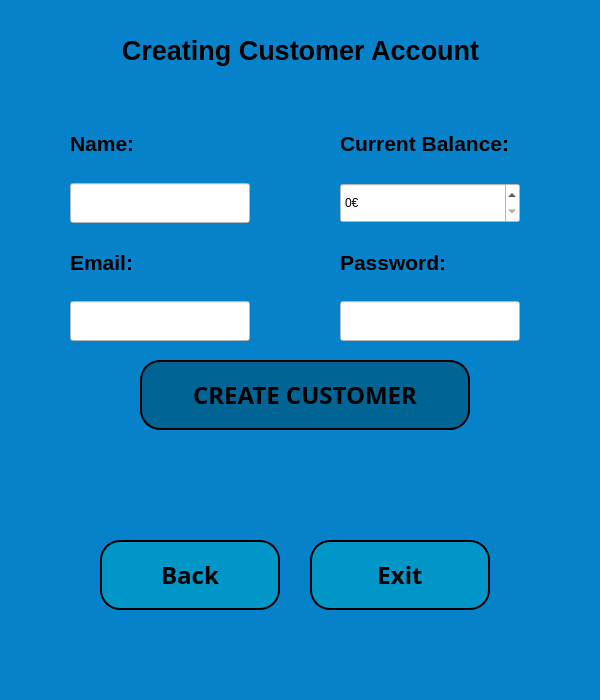
melikkekaya/BankingApp_SQL, file admin_createCS_window.ui: the form before one commit.
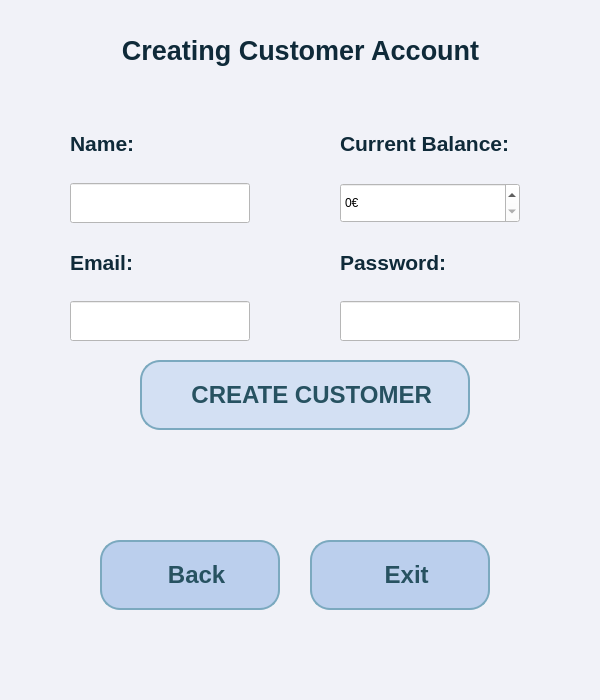
The form after the commit. Icons and pictures are not drawn.

Patch:
```diff
--- a/admin_createCS_window.ui
+++ b/admin_createCS_window.ui
@@ -14,7 +14,7 @@
    <string>Admin Window</string>
   </property>
   <property name="styleSheet">
-   <string notr="true">background-color: rgb(5, 130, 202);</string>
+   <string notr="true">background-color: rgb(241, 242, 248);</string>
   </property>
   <widget class="QWidget" name="centralwidget">
    <widget class="QLabel" name="admincswdw_lbl_heading">
@@ -28,12 +28,15 @@
     </property>
     <property name="font">
      <font>
-      <family>MS Shell Dlg 2</family>
+      <family>Arial</family>
       <pointsize>20</pointsize>
       <weight>75</weight>
       <bold>true</bold>
      </font>
     </property>
+    <property name="styleSheet">
+     <string notr="true">color: rgb(15, 42, 57);</string>
+    </property>
     <property name="text">
      <string>Creating Customer Account</string>
     </property>
@@ -64,7 +67,7 @@
     </property>
     <property name="font">
      <font>
-      <family>Bahnschrift SemiBold</family>
+      <family>Arial</family>
       <pointsize>18</pointsize>
       <weight>75</weight>
       <bold>true</bold>
@@ -72,24 +75,28 @@
     </property>
     <property name="styleSheet">
      <string notr="true">QPushButton{
-	background-color: rgb(0, 100, 148);
-
-border:2px solid rgb(0, 150, 199);
-border-radius:20px;
-border-color:black;
+color: rgb(39, 82, 97);
+background-color: rgb(211, 224, 243);
+border:2px solid rgb(123, 169, 191);
+border-radius:20px
 }
+
 QPushButton:hover {
      background-color: rgb(202, 240, 248);
      border:2px solid rgb(0, 150, 199);
 }</string>
     </property>
     <property name="text">
-     <string>CREATE CUSTOMER</string>
+     <string>  CREATE CUSTOMER</string>
+    </property>
+    <property name="icon">
+     <iconset>
+      <normaloff>icons/settings.png</normaloff>icons/settings.png</iconset>
     </property>
     <property name="iconSize">
      <size>
-      <width>16</width>
-      <height>16</height>
+      <width>50</width>
+      <height>50</height>
      </size>
     </property>
    </widget>
@@ -122,31 +129,38 @@
     </property>
     <property name="font">
      <font>
-      <family>Bahnschrift SemiBold</family>
+      <family>Arial</family>
       <pointsize>18</pointsize>
       <weight>75</weight>
       <bold>true</bold>
      </font>
     </property>
     <property name="styleSheet">
-     <string notr="true">QPushButton {
-background-color: rgb(0, 150, 199);
-   border-color: rgb(66, 167, 255);
-   border-bottom-color: rgb(255, 255, 255);
-   border:2px solid rgb(202, 240, 248);
-   border-radius:20px;
-   border-color: black;
+     <string notr="true">QPushButton{
+color: rgb(39, 82, 97);
+background-color: rgb(187, 207, 237);
+border:2px solid rgb(123, 169, 191);
+border-radius:20px
 }
 
 QPushButton:hover {
      background-color: rgb(202, 240, 248);
      border:2px solid rgb(202, 240, 248);
 }
-    
    </string>
     </property>
     <property name="text">
-     <string>Back</string>
+     <string>  Back</string>
+    </property>
+    <property name="icon">
+     <iconset>
+      <normaloff>icons/back-arrow.png</normaloff>icons/back-arrow.png</iconset>
+    </property>
+    <property name="iconSize">
+     <size>
+      <width>40</width>
+      <height>40</height>
+     </size>
     </property>
    </widget>
    <widget class="QPushButton" name="admincswdw_btn_exit">
@@ -172,31 +186,37 @@
     </property>
     <property name="font">
      <font>
-      <family>Bahnschrift SemiBold</family>
+      <family>Arial</family>
       <pointsize>18</pointsize>
       <weight>75</weight>
       <bold>true</bold>
      </font>
     </property>
     <property name="styleSheet">
-     <string notr="true">QPushButton {
-background-color: rgb(0, 150, 199);
-   border-color: rgb(66, 167, 255);
-   border-bottom-color: rgb(255, 255, 255);
-   border:2px solid rgb(202, 240, 248);
-   border-radius:20px;
-   border-color: black;
+     <string notr="true">QPushButton{
+color: rgb(39, 82, 97);
+background-color: rgb(187, 207, 237);
+border:2px solid rgb(123, 169, 191);
+border-radius:20px
 }
 
 QPushButton:hover {
-     background-color: rgb(202, 240, 248);
-     border:2px solid rgb(202, 240, 248);
-}
-    
-   </string>
+     background-color: rgb(225, 229, 241);
+     border:2px solid rgb(196, 218, 245);
+}</string>
     </property>
     <property name="text">
-     <string>Exit</string>
+     <string>  Exit</string>
+    </property>
+    <property name="icon">
+     <iconset>
+      <normaloff>icons/log-out.png</normaloff>icons/log-out.png</iconset>
+    </property>
+    <property name="iconSize">
+     <size>
+      <width>40</width>
+      <height>40</height>
+     </size>
     </property>
    </widget>
    <widget class="QLabel" name="admincswdw_lbl_result">
@@ -242,12 +262,15 @@
       <widget class="QLabel" name="admincswdw_lbl_name">
        <property name="font">
         <font>
-         <family>MS Shell Dlg 2</family>
+         <family>Arial</family>
          <pointsize>16</pointsize>
          <weight>75</weight>
          <bold>true</bold>
         </font>
        </property>
+       <property name="styleSheet">
+        <string notr="true">color: rgb(15, 42, 57);</string>
+       </property>
        <property name="text">
         <string>Name:</string>
        </property>
@@ -267,6 +290,11 @@
          <height>40</height>
         </size>
        </property>
+       <property name="font">
+        <font>
+         <family>Arial</family>
+        </font>
+       </property>
        <property name="styleSheet">
         <string notr="true">background-color: rgb(255, 255, 255);</string>
        </property>
@@ -279,12 +307,15 @@
       <widget class="QLabel" name="admincswdw_lbl_email">
        <property name="font">
         <font>
-         <family>MS Shell Dlg 2</family>
+         <family>Arial</family>
          <pointsize>16</pointsize>
          <weight>75</weight>
          <bold>true</bold>
         </font>
        </property>
+       <property name="styleSheet">
+        <string notr="true">color: rgb(15, 42, 57);</string>
+       </property>
        <property name="text">
         <string>Email:</string>
        </property>
@@ -304,6 +335,11 @@
          <height>40</height>
         </size>
        </property>
+       <property name="font">
+        <font>
+         <family>Arial</family>
+        </font>
+       </property>
        <property name="styleSheet">
         <string notr="true">background-color: rgb(255, 255, 255);</string>
        </property>
@@ -325,12 +361,15 @@
       <widget class="QLabel" name="admincswdw_lbl_balance">
        <property name="font">
         <font>
-         <family>MS Shell Dlg 2</family>
+         <family>Arial</family>
          <pointsize>16</pointsize>
          <weight>75</weight>
          <bold>true</bold>
         </font>
        </property>
+       <property name="styleSheet">
+        <string notr="true">color: rgb(15, 42, 57);</string>
+       </property>
        <property name="text">
         <string>Current Balance:</string>
        </property>
@@ -350,6 +389,11 @@
          <height>40</height>
         </size>
        </property>
+       <property name="font">
+        <font>
+         <family>Arial</family>
+        </font>
+       </property>
        <property name="styleSheet">
         <string notr="true">background-color: rgb(255, 255, 255);</string>
        </property>
@@ -371,12 +415,15 @@
       <widget class="QLabel" name="admincswdw_lbl_password">
        <property name="font">
         <font>
-         <family>MS Shell Dlg 2</family>
+         <family>Arial</family>
          <pointsize>16</pointsize>
          <weight>75</weight>
          <bold>true</bold>
         </font>
        </property>
+       <property name="styleSheet">
+        <string notr="true">color: rgb(15, 42, 57);</string>
+       </property>
        <property name="text">
         <string>Password:</string>
        </property>
@@ -396,6 +443,11 @@
          <height>40</height>
         </size>
        </property>
+       <property name="font">
+        <font>
+         <family>Arial</family>
+        </font>
+       </property>
        <property name="styleSheet">
         <string notr="true">background-color: rgb(255, 255, 255);</string>
        </property>
```
Left out of the diff: 10 changed lines with no effect on the pictures.
